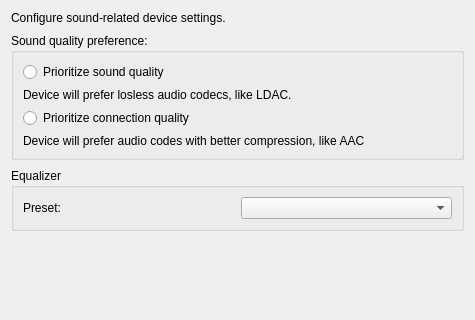
Qt form openfreebuds_qt/designer/sound_quality.ui (melianmiko/OpenFreebuds) before a commit; both pictures show x 0 to 475 and y 0 to 320 of the 475 by 623 pixel window.
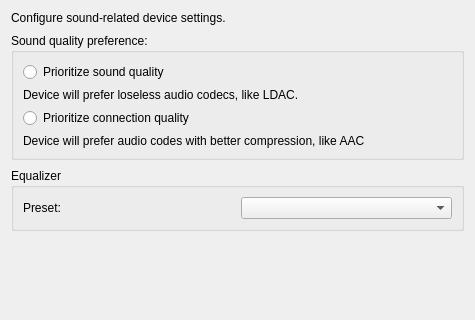
The same form after that commit.

The edit to the form file:
```diff
--- a/openfreebuds_qt/designer/sound_quality.ui
+++ b/openfreebuds_qt/designer/sound_quality.ui
@@ -40,7 +40,7 @@
       <item>
        <widget class="QLabel" name="label">
         <property name="text">
-         <string>Device will prefer losless audio codecs, like LDAC.</string>
+         <string>Device will prefer loseless audio codecs, like LDAC.</string>
         </property>
         <property name="wordWrap">
          <bool>true</bool>
```
